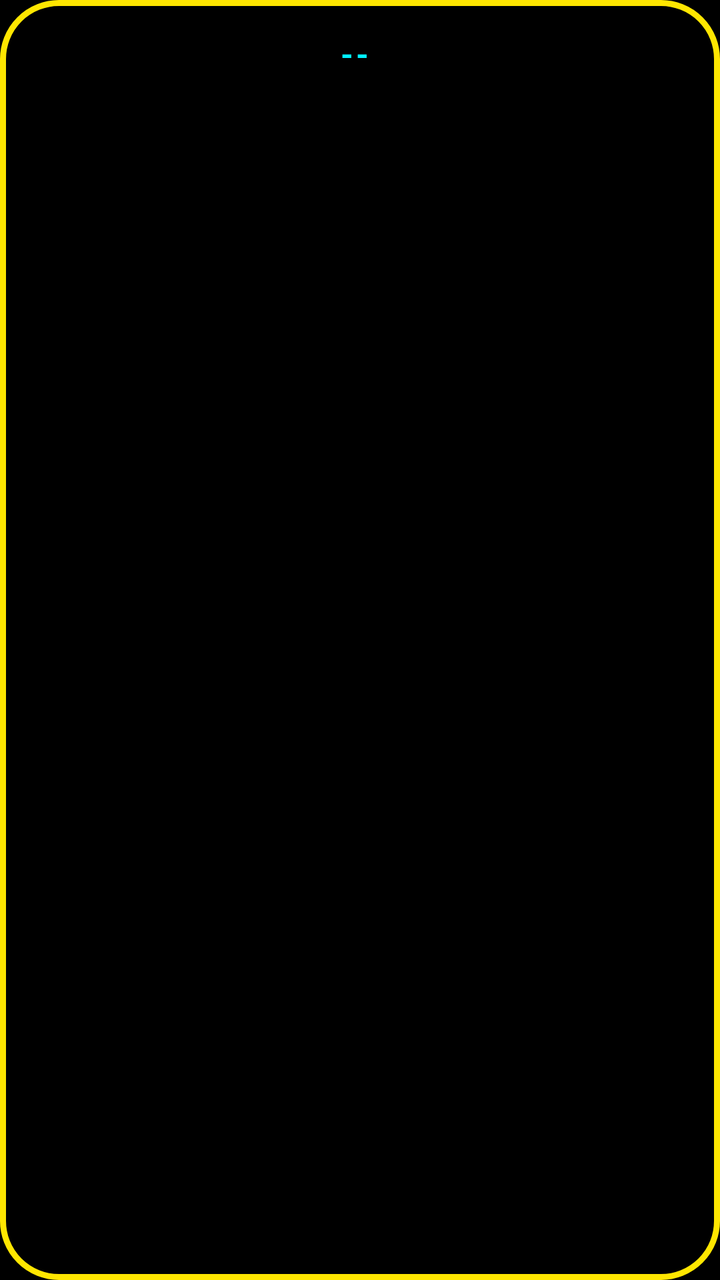
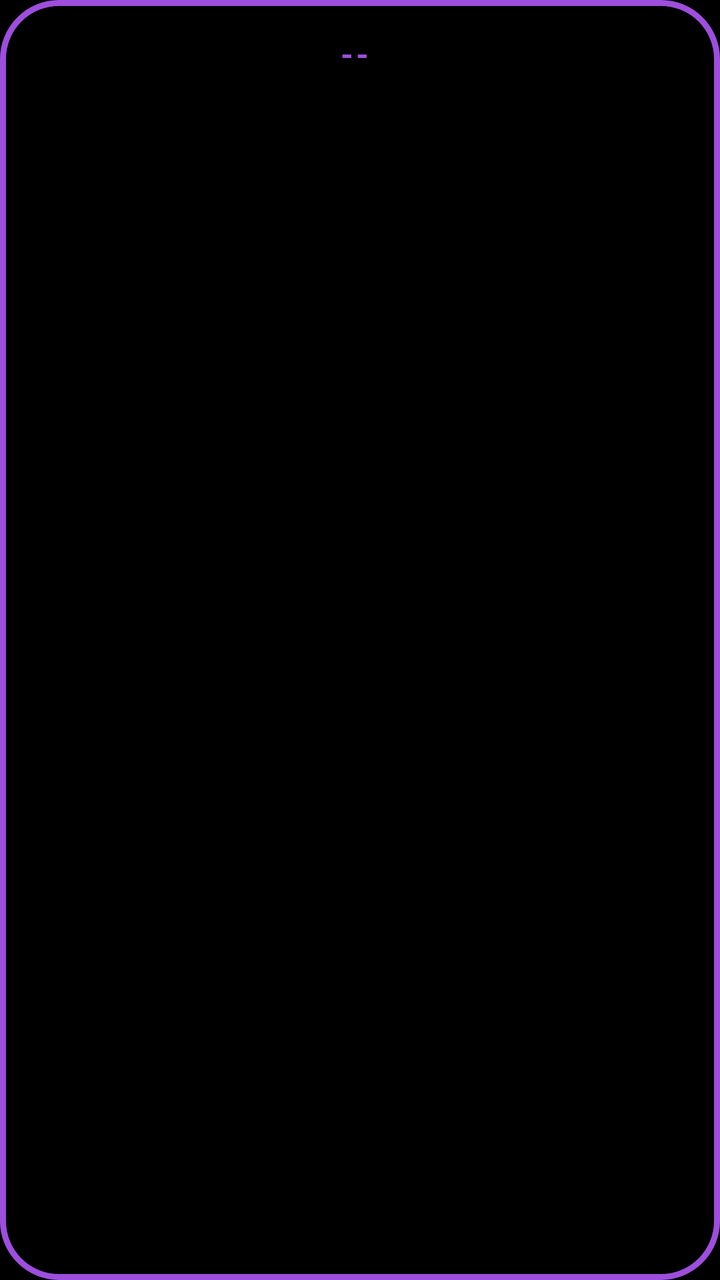

An Android layout rendered at two revisions. The XML below is the earlier revision; the diff shows what the commit changed to produce the second picture.
<!-- AndroidManifest.xml: application theme Theme.SysMonWidget -->
<!-- res/layout/widget_sysmon.xml -->
<?xml version="1.0" encoding="utf-8"?>
<LinearLayout xmlns:android="http://schemas.android.com/apk/res/android"
    android:id="@+id/widgetRoot"
    android:layout_width="match_parent"
    android:layout_height="match_parent"
    android:orientation="vertical"
    android:background="@drawable/widget_background"
    android:paddingTop="16dp"
    android:paddingBottom="16dp"
    android:paddingStart="16dp"
    android:paddingEnd="16dp">

    
    <LinearLayout
        android:layout_width="match_parent"
        android:layout_height="wrap_content"
        android:orientation="horizontal"
        android:gravity="center_vertical">

        <TextView
            android:id="@+id/titleText"
            android:layout_width="0dp"
            android:layout_height="wrap_content"
            android:layout_weight="1"
            android:textColor="@color/retro_cyan"
            android:textSize="16sp"
            android:textStyle="bold"
            android:textAllCaps="true"
            android:letterSpacing="0.08"
            android:gravity="center"
            android:singleLine="true"
            android:ellipsize="end"
            android:text="--" />

        <TextView
            android:id="@+id/ipText"
            android:layout_width="wrap_content"
            android:layout_height="wrap_content"
            android:layout_marginStart="6dp"
            android:textColor="@color/retro_pink"
            android:textSize="11sp"
            android:singleLine="true"
            android:text="" />

    </LinearLayout>

    
    <ListView
        android:id="@+id/statsList"
        android:layout_width="match_parent"
        android:layout_height="0dp"
        android:layout_weight="1"
        android:layout_marginTop="4dp"
        android:divider="@null"
        android:scrollbars="none" />

    
    <TextView
        android:id="@+id/updatedText"
        android:layout_width="match_parent"
        android:layout_height="wrap_content"
        android:layout_marginTop="2dp"
        android:textColor="@color/retro_pink"
        android:textSize="11sp"
        android:gravity="center"
        android:text="" />

</LinearLayout>
<!-- resources referenced by this layout -->
<resources>
  <color name="retro_cyan">#00F0FF</color>
  <color name="retro_pink">#FF2E97</color>
  <!-- drawable widget_background (drawable) -->
  <?xml version="1.0" encoding="utf-8"?>
  <shape xmlns:android="http://schemas.android.com/apk/res/android"
      android:shape="rectangle">
      
      <solid android:color="@color/widget_bg" />
      
      <stroke
          android:width="3dp"
          android:color="@color/retro_yellow" />
      
      <corners android:radius="@dimen/widget_corner_radius" />
  </shape>
  <style name="Theme.SysMonWidget" parent="Theme.MaterialComponents.NoActionBar">
          <item name="colorPrimary">@color/retro_teal</item>
          <item name="colorPrimaryDark">@color/black</item>
          <item name="colorAccent">@color/retro_teal</item>
          
          <item name="android:windowBackground">@color/black</item>
          
          <item name="android:textColorPrimary">@color/retro_teal</item>
          <item name="android:textColorSecondary">@color/retro_teal</item>
          
          <item name="android:textColorHint">@color/widget_text_secondary</item>
      </style>
  <color name="widget_bg">#FF000000</color>
  <color name="retro_yellow">#FFE600</color>
  <dimen name="widget_corner_radius">16dp</dimen>
  <color name="retro_teal">#1DE9B6</color>
  <color name="black">#000000</color>
  <color name="widget_text_secondary">#B0BEC5</color>
</resources>

<!-- the commit's change to res/layout/widget_sysmon.xml (unified diff, before → after) -->
@@ -22,7 +22,7 @@
             android:layout_width="0dp"
             android:layout_height="wrap_content"
             android:layout_weight="1"
-            android:textColor="@color/retro_cyan"
+            android:textColor="@color/retro_purple"
             android:textSize="16sp"
             android:textStyle="bold"
             android:textAllCaps="true"
<!-- resource entries referenced after the edit -->
@@ -1,7 +1,7 @@
 <!-- resources referenced by this layout -->
 <resources>
-  <color name="retro_cyan">#00F0FF</color>
   <color name="retro_pink">#FF2E97</color>
+  <color name="retro_purple">#9D4EDD</color>
   <!-- drawable widget_background (drawable) -->
   <?xml version="1.0" encoding="utf-8"?>
   <shape xmlns:android="http://schemas.android.com/apk/res/android"
@@ -11,26 +11,25 @@
       
       <stroke
           android:width="3dp"
-          android:color="@color/retro_yellow" />
+          android:color="@color/retro_purple" />
       
       <corners android:radius="@dimen/widget_corner_radius" />
   </shape>
   <style name="Theme.SysMonWidget" parent="Theme.MaterialComponents.NoActionBar">
-          <item name="colorPrimary">@color/retro_teal</item>
+          <item name="colorPrimary">@color/retro_blue</item>
           <item name="colorPrimaryDark">@color/black</item>
-          <item name="colorAccent">@color/retro_teal</item>
+          <item name="colorAccent">@color/retro_blue</item>
           
           <item name="android:windowBackground">@color/black</item>
           
-          <item name="android:textColorPrimary">@color/retro_teal</item>
-          <item name="android:textColorSecondary">@color/retro_teal</item>
+          <item name="android:textColorPrimary">@color/retro_blue</item>
+          <item name="android:textColorSecondary">@color/retro_blue</item>
           
           <item name="android:textColorHint">@color/widget_text_secondary</item>
       </style>
   <color name="widget_bg">#FF000000</color>
-  <color name="retro_yellow">#FFE600</color>
   <dimen name="widget_corner_radius">16dp</dimen>
-  <color name="retro_teal">#1DE9B6</color>
+  <color name="retro_blue">#3A86FF</color>
   <color name="black">#000000</color>
   <color name="widget_text_secondary">#B0BEC5</color>
 </resources>
